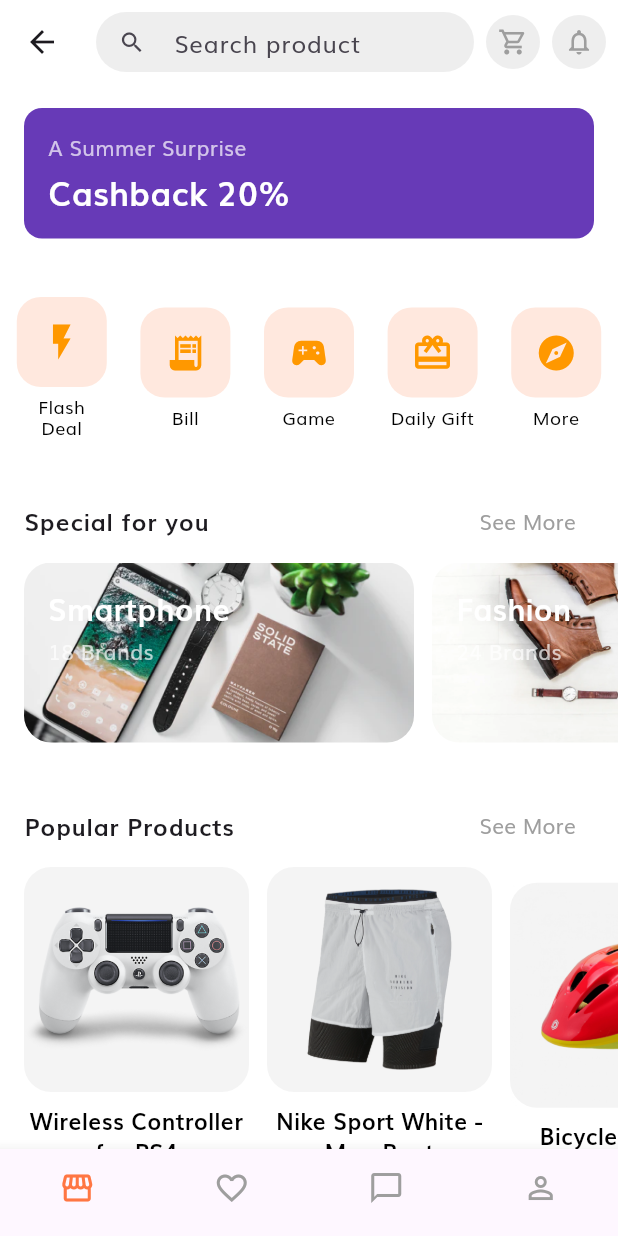
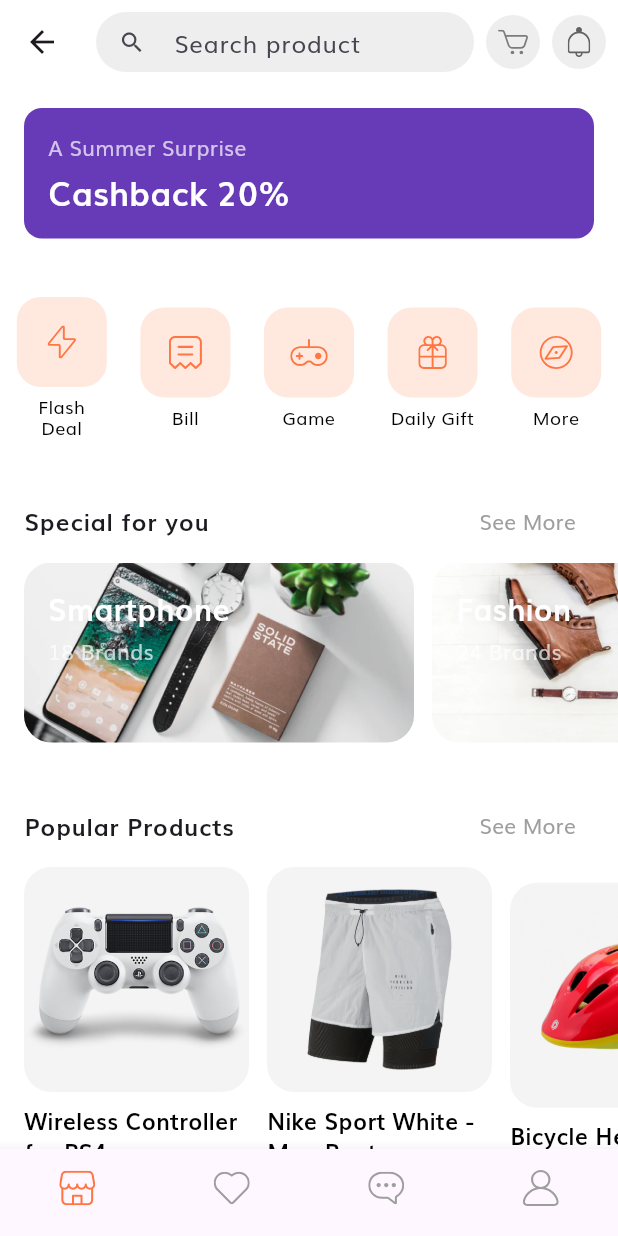
Before and after one commit to FathiGhanem/firstFlutterApp, a Flutter app: the Home screen opened by its route, on a phone screen of 412 x 824 dp. Run offline on Flutter 3.47's test engine with Material 3 defaults, Android fonts, the phone set to English and light mode, and no system bars; our stand-ins replace flutter_svg.

Commit message:
fixing icons

```diff
--- a/lib/screens/home.dart
+++ b/lib/screens/home.dart
@@ -1,6 +1,7 @@
 import 'package:e_commerceapp/screens/fav_page.dart';
 import 'package:e_commerceapp/screens/store_page.dart';
 import 'package:flutter/material.dart';
+import 'package:flutter_svg/flutter_svg.dart';
 
 class Home extends StatefulWidget {
   const Home({super.key});
@@ -48,15 +49,14 @@ class _HomeState extends State<Home> {
           ),
         ),
         actions: [
-          _appBarIcon(Icons.shopping_cart_outlined, () {}),
+          _appBarIcon("assets/icons/Cart Icon.svg", () {}),
           SizedBox(width: 8),
-          _appBarIcon(Icons.notifications_none, () {}),
+          _appBarIcon("assets/icons/Bell.svg", () {}),
           SizedBox(width: 8),
         ],
       ),
 
       body: SafeArea(child: _buildCurrentPage()),
-
       bottomNavigationBar: BottomNavigationBar(
         type: BottomNavigationBarType.fixed,
         selectedItemColor: const Color(0xFFFF7643),
@@ -66,17 +66,64 @@ class _HomeState extends State<Home> {
         currentIndex: _currentIndex,
         onTap: (i) => setState(() => _currentIndex = i),
         items: [
-          BottomNavigationBarItem(icon: Icon(Icons.storefront), label: "Store"),
           BottomNavigationBarItem(
-            icon: Icon(Icons.favorite_border),
+            icon: SvgPicture.asset(
+              "assets/icons/Shop Icon.svg",
+              width: 24,
+              height: 24,
+              colorFilter: const ColorFilter.mode(Colors.grey, BlendMode.srcIn),
+            ),
+            activeIcon: SvgPicture.asset(
+              "assets/icons/Shop Icon.svg",
+              width: 24,
+              height: 24,
+              colorFilter: ColorFilter.mode(Color(0xFFFF7643), BlendMode.srcIn),
+            ),
+            label: "Store",
+          ),
+          BottomNavigationBarItem(
+            icon: SvgPicture.asset(
+              "assets/icons/Heart Icon.svg",
+              width: 24,
+              height: 24,
+              colorFilter: ColorFilter.mode(Colors.grey, BlendMode.srcIn),
+            ),
+            activeIcon: SvgPicture.asset(
+              "assets/icons/Heart Icon.svg",
+              width: 24,
+              height: 24,
+              colorFilter: ColorFilter.mode(Color(0xFFFF7643), BlendMode.srcIn),
+            ),
             label: "Fav",
           ),
           BottomNavigationBarItem(
-            icon: Icon(Icons.chat_bubble_outline),
+            icon: SvgPicture.asset(
+              "assets/icons/Chat bubble Icon.svg",
+              width: 24,
+              height: 24,
+              colorFilter: ColorFilter.mode(Colors.grey, BlendMode.srcIn),
+            ),
+            activeIcon: SvgPicture.asset(
+              "assets/icons/Chat bubble Icon.svg",
+              width: 24,
+              height: 24,
+              colorFilter: ColorFilter.mode(Color(0xFFFF7643), BlendMode.srcIn),
+            ),
             label: "Chat",
           ),
           BottomNavigationBarItem(
-            icon: Icon(Icons.person_outline),
+            icon: SvgPicture.asset(
+              "assets/icons/User Icon.svg",
+              width: 24,
+              height: 24,
+              colorFilter: ColorFilter.mode(Colors.grey, BlendMode.srcIn),
+            ),
+            activeIcon: SvgPicture.asset(
+              "assets/icons/User Icon.svg",
+              width: 24,
+              height: 24,
+              colorFilter: ColorFilter.mode(Color(0xFFFF7643), BlendMode.srcIn),
+            ),
             label: "Profile",
           ),
         ],
@@ -84,7 +131,7 @@ class _HomeState extends State<Home> {
     );
   }
 
-  Widget _appBarIcon(IconData icon, VoidCallback onTap) {
+  Widget _appBarIcon(String iconPath, VoidCallback onTap) {
     return Container(
       width: 36,
       height: 36,
@@ -92,10 +139,7 @@ class _HomeState extends State<Home> {
         color: Colors.grey.shade200,
         shape: BoxShape.circle,
       ),
-      child: IconButton(
-        onPressed: onTap,
-        icon: Icon(icon, size: 20, color: Colors.grey),
-      ),
+      child: IconButton(onPressed: onTap, icon: SvgPicture.asset(iconPath)),
     );
   }
 }
--- a/lib/screens/store_page.dart
+++ b/lib/screens/store_page.dart
@@ -1,6 +1,7 @@
 import 'package:e_commerceapp/data/products.dart';
 import 'package:e_commerceapp/models/product.dart';
 import 'package:flutter/material.dart';
+import 'package:flutter_svg/svg.dart';
 
 class StorePage extends StatefulWidget {
   const StorePage({super.key});
@@ -33,7 +34,7 @@ class _StorePageState extends State<StorePage> {
               color: Colors.deepPurple,
               borderRadius: BorderRadius.circular(12),
             ),
-            child: const Column(
+            child: Column(
               crossAxisAlignment: CrossAxisAlignment.start,
               children: [
                 Text(
@@ -52,15 +53,15 @@ class _StorePageState extends State<StorePage> {
               ],
             ),
           ),
-          const SizedBox(height: 23),
+          SizedBox(height: 23),
           Row(
             mainAxisAlignment: MainAxisAlignment.spaceAround,
             children: [
-              _iconsCateg(Icons.flash_on, () {}, "Flash Deal"),
-              _iconsCateg(Icons.receipt_long, () {}, "Bill"),
-              _iconsCateg(Icons.sports_esports, () {}, "Game"),
-              _iconsCateg(Icons.card_giftcard, () {}, "Daily Gift"),
-              _iconsCateg(Icons.explore, () {}, "More"),
+              _iconsCateg("assets/icons/Flash Icon.svg", () {}, "Flash Deal"),
+              _iconsCateg("assets/icons/Bill Icon.svg", () {}, "Bill"),
+              _iconsCateg("assets/icons/Game Icon.svg", () {}, "Game"),
+              _iconsCateg("assets/icons/Gift Icon.svg", () {}, "Daily Gift"),
+              _iconsCateg("assets/icons/Discover.svg", () {}, "More"),
             ],
           ),
           SizedBox(height: 23),
@@ -72,7 +73,7 @@ class _StorePageState extends State<StorePage> {
     );
   }
 
-  Widget _iconsCateg(IconData icon, VoidCallback onTap, String label) {
+  Widget _iconsCateg(String iconPath, VoidCallback onTap, String label) {
     return Column(
       mainAxisSize: MainAxisSize.min,
       children: [
@@ -80,15 +81,12 @@ class _StorePageState extends State<StorePage> {
           width: 60,
           height: 60,
           decoration: BoxDecoration(
-            color: const Color(0xFFFFE8DE),
+            color: Color(0xFFFFE8DE),
             borderRadius: BorderRadius.circular(16),
           ),
-          child: IconButton(
-            onPressed: onTap,
-            icon: Icon(icon, color: Colors.orange, size: 28),
-          ),
+          child: IconButton(onPressed: onTap, icon: SvgPicture.asset(iconPath)),
         ),
-        const SizedBox(height: 6),
+        SizedBox(height: 6),
         SizedBox(
           width: 60,
           child: Text(
@@ -106,25 +104,22 @@ class _StorePageState extends State<StorePage> {
   Widget _section(String name, List<Widget> items) {
     return Column(
       children: [
-        const SizedBox(height: 4),
+        SizedBox(height: 4),
         ListTile(
-          contentPadding: const EdgeInsets.symmetric(horizontal: 16),
-          title: Text(
-            name,
-            style: const TextStyle(fontWeight: FontWeight.bold),
-          ),
+          contentPadding: EdgeInsets.symmetric(horizontal: 16),
+          title: Text(name, style: TextStyle(fontWeight: FontWeight.bold)),
           trailing: TextButton(
             onPressed: () {},
-            child: const Text("See More", style: TextStyle(color: Colors.grey)),
+            child: Text("See More", style: TextStyle(color: Colors.grey)),
           ),
         ),
         SingleChildScrollView(
           scrollDirection: Axis.horizontal,
-          padding: const EdgeInsets.symmetric(horizontal: 16),
+          padding: EdgeInsets.symmetric(horizontal: 16),
           child: Row(
             children: [
               for (final w in items)
-                Padding(padding: const EdgeInsets.only(right: 12), child: w),
+                Padding(padding: EdgeInsets.only(right: 12), child: w),
             ],
           ),
         ),
@@ -136,7 +131,7 @@ class _StorePageState extends State<StorePage> {
     return Container(
       width: 260,
       height: 120,
-      padding: const EdgeInsets.all(16),
+      padding: EdgeInsets.all(16),
       alignment: Alignment.topLeft,
       decoration: BoxDecoration(
         borderRadius: BorderRadius.circular(18),
@@ -154,7 +149,7 @@ class _StorePageState extends State<StorePage> {
               fontWeight: FontWeight.w700,
             ),
           ),
-          const SizedBox(height: 4),
+          SizedBox(height: 4),
           Text(
             hint,
             style: const TextStyle(color: Colors.white70, fontSize: 14),
@@ -180,10 +175,13 @@ class _StorePageState extends State<StorePage> {
             child: Image.asset(p.img),
           ),
           SizedBox(height: 8),
-          Text(
-            p.name,
-            textAlign: TextAlign.center,
-            style: const TextStyle(fontSize: 15, fontWeight: FontWeight.bold),
+          SizedBox(
+            width: double.infinity,
+            child: Text(
+              p.name,
+              textAlign: TextAlign.left,
+              style: const TextStyle(fontSize: 15, fontWeight: FontWeight.bold),
+            ),
           ),
           SizedBox(height: 6),
           Row(
@@ -191,7 +189,7 @@ class _StorePageState extends State<StorePage> {
             children: [
               Text(
                 "\$${p.price.toStringAsFixed(2)}",
-                style: const TextStyle(
+                style: TextStyle(
                   color: Color(0xFFFF7643),
                   fontWeight: FontWeight.bold,
                   fontSize: 20,
```
